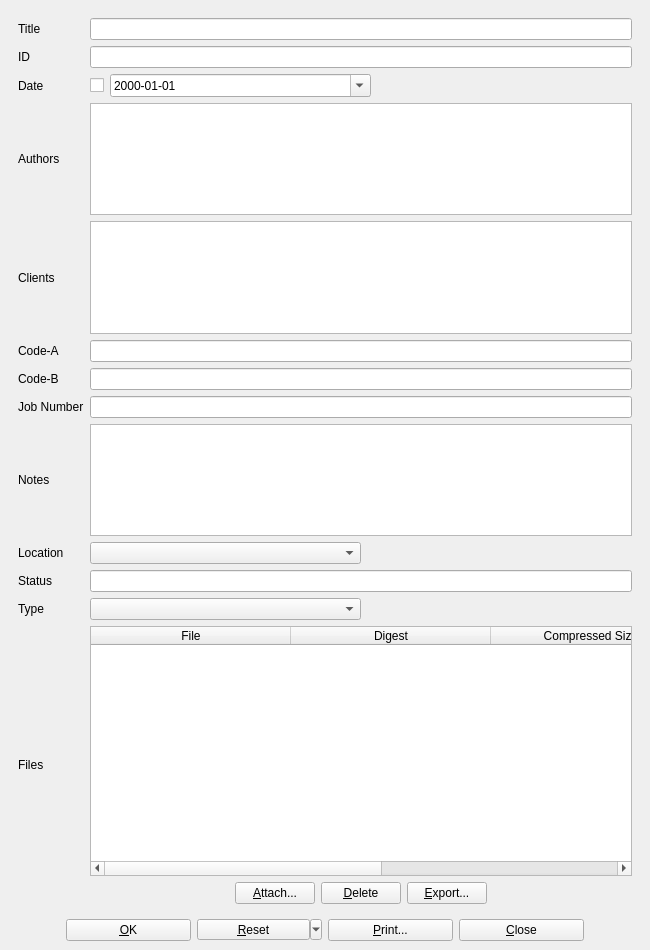
The window that UI/biblioteq_greyliteratureinfo.ui (textbrowser/biblioteq) describes before a commit, drawn with Qt 5.
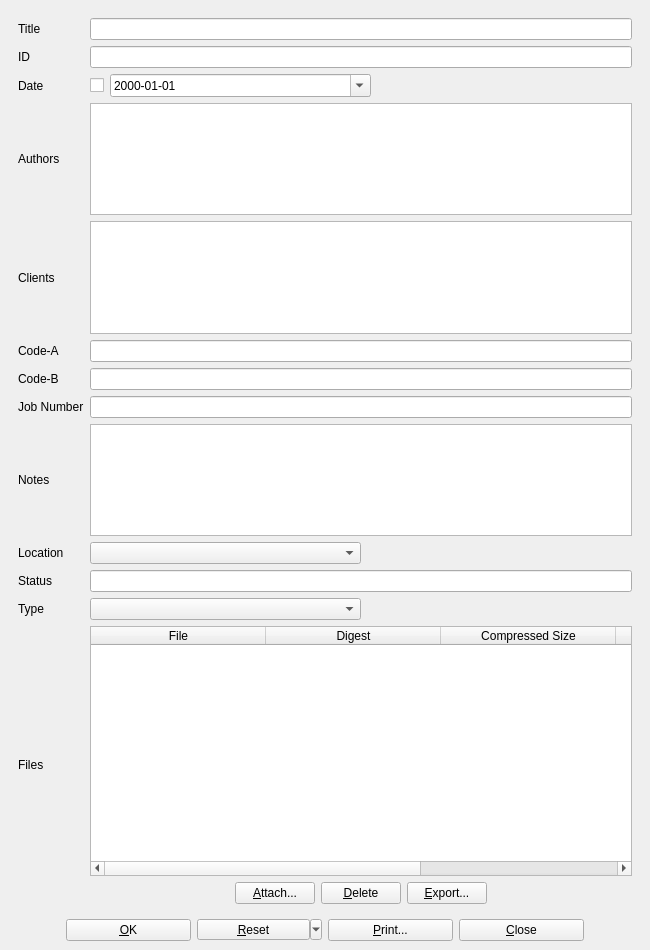
The same window after the commit. Icons and pictures are not drawn. Custom widgets are drawn as their Qt base class.

What changed in the file:
```diff
--- a/UI/biblioteq_greyliteratureinfo.ui
+++ b/UI/biblioteq_greyliteratureinfo.ui
@@ -325,10 +325,10 @@
              <bool>true</bool>
             </property>
             <attribute name="horizontalHeaderMinimumSectionSize">
-             <number>200</number>
+             <number>175</number>
             </attribute>
             <attribute name="horizontalHeaderDefaultSectionSize">
-             <number>200</number>
+             <number>175</number>
             </attribute>
             <attribute name="horizontalHeaderShowSortIndicator" stdset="0">
              <bool>true</bool>
```
